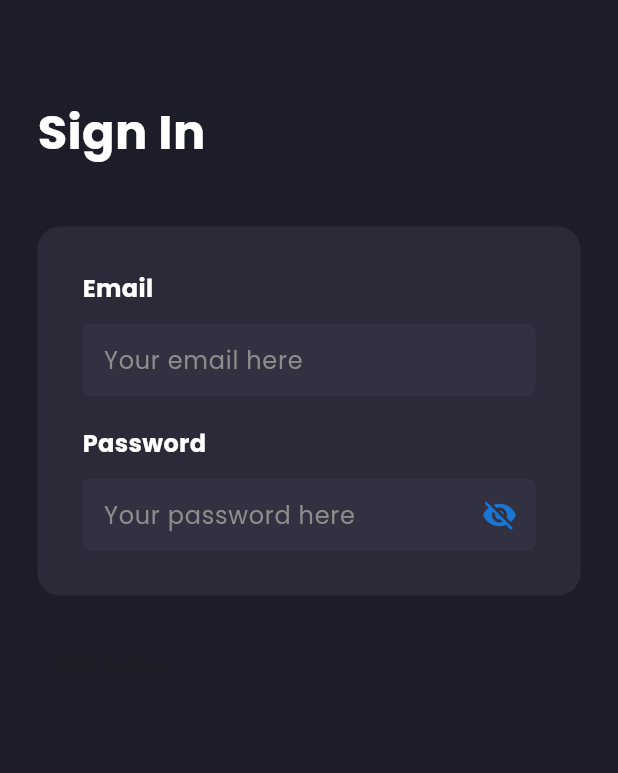
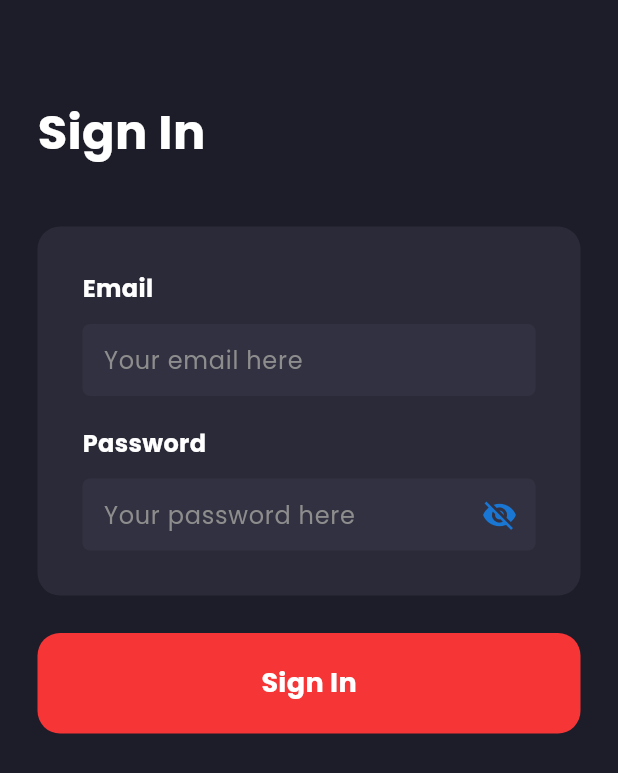
Before and after one commit to kaikdorvalo/booktrack-flutter, a Flutter app: the screen it shows after launch, on a phone screen of 412 x 824 dp. Shown: the top 773 px of the screen. Run offline on Flutter 3.47's test engine with Material 3 defaults, Android fonts, the phone set to English and light mode, and no system bars; our stand-ins replace google_fonts.

Commit message:
feat: button sign in

```diff
--- a/lib/screens/auth/pages/sign_in.dart
+++ b/lib/screens/auth/pages/sign_in.dart
@@ -88,7 +88,9 @@ class _SignInState extends State {
             const SizedBox(
               height: 25.0,
             ),
-            ConfirmButton(),
+            ConfirmButton(
+              buttonText: "Sign In",
+            ),
           ],
         ),
       ),
--- a/lib/screens/auth/widgets/inputs/confirm_button.dart
+++ b/lib/screens/auth/widgets/inputs/confirm_button.dart
@@ -1,31 +1,55 @@
+import 'package:booktrack_flutter/constants.dart';
 import 'package:flutter/material.dart';
 
 class ConfirmButton extends StatefulWidget {
+  final String buttonText;
+
+  ConfirmButton({required this.buttonText, super.key});
+
   @override
-  _ConfirmButton createState() => _ConfirmButton();
+  _ConfirmButtonState createState() => _ConfirmButtonState();
 }
 
-class _ConfirmButton extends State {
+class _ConfirmButtonState extends State<ConfirmButton> {
   @override
   Widget build(BuildContext context) {
     return Row(
       children: [
         Expanded(
+            child: Material(
+          color: accent,
+          borderRadius: BorderRadius.circular(15.0),
           child: InkWell(
             onTap: () {},
+            borderRadius: BorderRadius.circular(15.0),
             child: GestureDetector(
               onLongPress: () {
                 ScaffoldMessenger.of(context).showSnackBar(const SnackBar(
                   content: Text('Tap'),
                 ));
               },
-              child: const Padding(
-                padding: EdgeInsets.all(12.0),
-                child: Text('Flat Button'),
+              child: Container(
+                height: 67.0,
+                decoration: BoxDecoration(
+                  borderRadius: BorderRadius.circular(15.0),
+                ),
+                child: Row(
+                  mainAxisAlignment: MainAxisAlignment.center,
+                  children: [
+                    Text(
+                      widget.buttonText,
+                      style: const TextStyle(
+                        color: primaryContent,
+                        fontWeight: FontWeight.bold,
+                        fontSize: 18.0,
+                      ),
+                    ),
+                  ],
+                ),
               ),
             ),
           ),
-        )
+        ))
       ],
     );
   }
```
